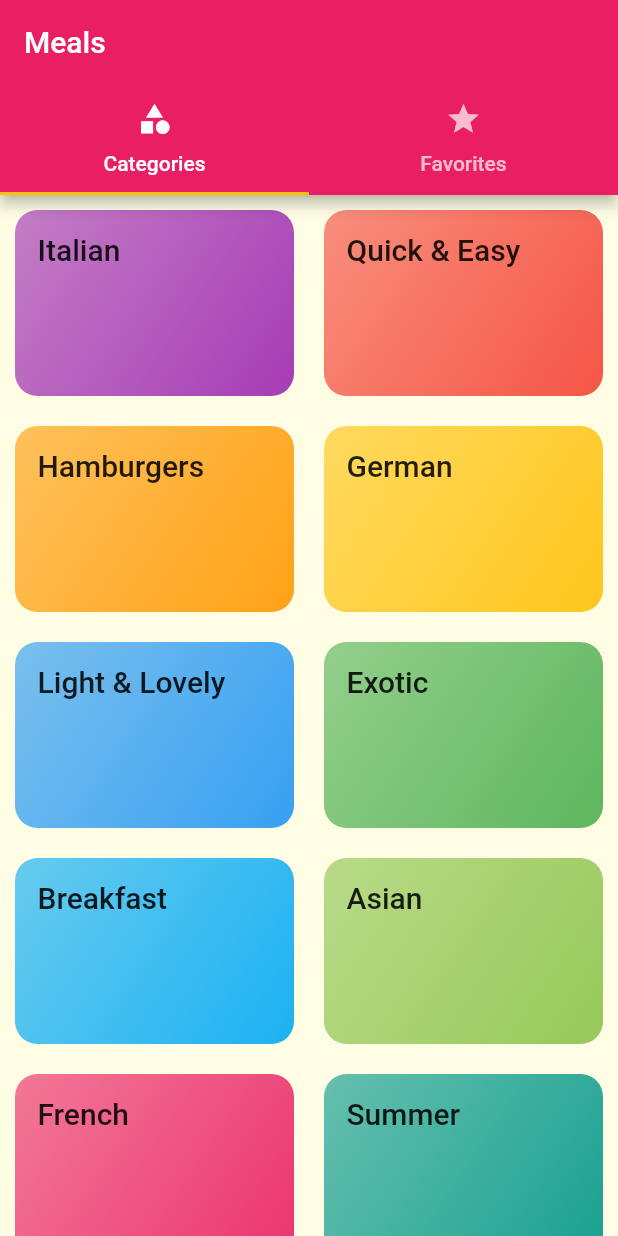
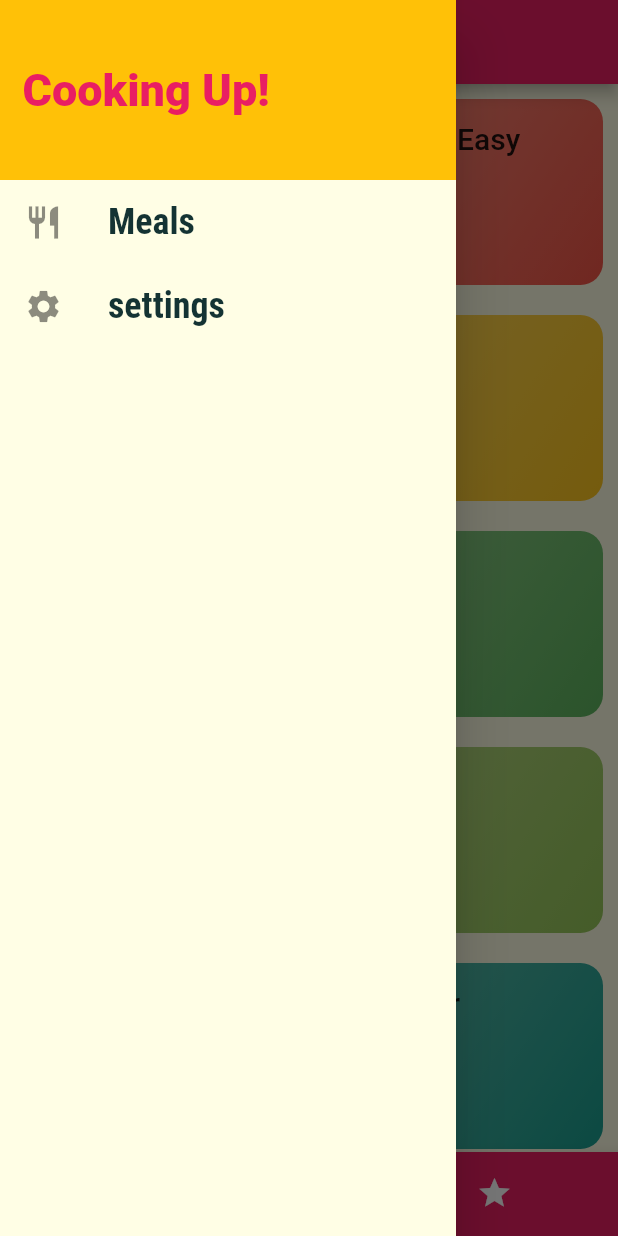
Before and after one commit to akashi4/MeallsApp, a Flutter app: the screen it shows after launch, with the side drawer open (before the commit the screen has no drawer), on a phone screen of 412 x 824 dp. Run offline on Flutter 3.47's test engine with Material 2 defaults, Android fonts, the phone set to English and light mode, and no system bars; Roboto replaces fonts that are missing (RobotoCondensed).

Commit message:
final form

```diff
--- a/lib/main.dart
+++ b/lib/main.dart
@@ -1,17 +1,74 @@
 import 'dart:ui';
 
 import 'package:flutter/material.dart';
-import 'package:mealsApp/pages/tabs_screens.dart';
+
+import './dummy-data.dart';
+import './pages/FiltersScreen.dart';
 import './pages/tabs_screens.dart';
 import './pages/categories_meals_screen.dart';
 import './pages/meal_screen.dart';
+import './models/meal.dart';
 
 void main() {
   runApp(MyApp());
 }
 
-class MyApp extends StatelessWidget {
+class MyApp extends StatefulWidget {
   // This widget is the root of your application.
+  @override
+  _MyAppState createState() => _MyAppState();
+}
+
+class _MyAppState extends State<MyApp> {
+  Map<String, bool> _filters = {
+    "gluteen": false,
+    "lactose": false,
+    "vegan": false,
+    "vegetarian": false,
+  };
+
+  List<Meal> availableMeals = DUMMY_MEALS;
+  List<Meal> favoriteMeals = [];
+
+  void _setfilters(Map<String, bool> filterData) {
+    _filters = filterData;
+
+    setState(() {
+      availableMeals = DUMMY_MEALS.where((meal) {
+        if (_filters['gluteen'] && !meal.isGlutenFree) {
+          return false;
+        }
+        if (_filters['lactose'] && !meal.isLactoseFree) {
+          return false;
+        }
+        if (_filters['vegan'] && !meal.isVegan) {
+          return false;
+        }
+        if (_filters['vegetarian'] && !meal.isVegetarian) {
+          return false;
+        }
+        return true;
+      }).toList();
+    });
+  }
+
+  void toggleFavorite(String mealId) {
+    final existingIndex = favoriteMeals.indexWhere((meal) => meal.id == mealId);
+    if (existingIndex >= 0) {
+      setState(() {
+        favoriteMeals.removeAt(existingIndex);
+      });
+    } else {
+      setState(() {
+        favoriteMeals.add(DUMMY_MEALS.firstWhere((meal) => meal.id == mealId));
+      });
+    }
+  }
+
+  bool isFavorite(String mealId) {
+    return favoriteMeals.any((meal) => meal.id == mealId);
+  }
+
   @override
   Widget build(BuildContext context) {
     return MaterialApp(
@@ -31,10 +88,12 @@ class MyApp extends StatelessWidget {
             ),
         visualDensity: VisualDensity.adaptivePlatformDensity,
       ),
-      home: TabsScreen(),
+      //home: TabsScreen(),
       routes: {
-        CategoryMealsScreen.route: (ctx) => CategoryMealsScreen(),
-        MealScreen.route: (ctx) => MealScreen(),
+        '/': (ctx) => TabsScreen(favoriteMeals),
+        CategoryMealsScreen.route: (ctx) => CategoryMealsScreen(availableMeals),
+        MealScreen.route: (ctx) => MealScreen(toggleFavorite, isFavorite),
+        FiltersScreen.routeName: (ctx) => FiltersScreen(_filters, _setfilters),
       }, // pages routes parameters
     );
   }
--- a/lib/pages/tabs_screens.dart
+++ b/lib/pages/tabs_screens.dart
@@ -1,35 +1,67 @@
 import 'package:flutter/material.dart';
+
+import '../widgets/main_Drawer.dart';
 import './categories_screens.dart';
 import './favorites.dart';
+import '../models/meal.dart';
 
 class TabsScreen extends StatefulWidget {
+  final List<Meal> favoritesMeals;
+
+  TabsScreen(this.favoritesMeals);
+
   @override
   _TabsScreenState createState() => _TabsScreenState();
 }
 
 class _TabsScreenState extends State<TabsScreen> {
+  List<Map<String, Object>> _pages;
+
+  @override
+  void initState() {
+    _pages = [
+      {"page": CategoryScreens(), "title": "Categories"},
+      {"page": Favorites(widget.favoritesMeals), "title": "Favorites"}
+    ];
+    super.initState();
+  }
+
+  int selectedIndex = 0;
+
+  void _selectPage(int index) {
+    setState(() {
+      selectedIndex = index;
+    });
+  }
+
   @override
   Widget build(BuildContext context) {
-    return DefaultTabController(
-      child: Scaffold(
-        appBar: AppBar(
-          title: Text("Meals"),
-          bottom: TabBar(
-            tabs: [
-              Tab(
-                text: "Categories",
-                icon: Icon(Icons.category),
-              ),
-              Tab(
-                text: "Favorites",
-                icon: Icon(Icons.star),
-              )
-            ],
-          ),
-        ),
-        body: TabBarView(children: [CategoryScreens(), Favorites()]),
+    return Scaffold(
+      appBar: AppBar(
+        title: Text(_pages[selectedIndex]["title"]),
       ),
-      length: 2,
+      drawer: Drawer(
+        child: MainDrawer(),
+      ),
+      body: _pages[selectedIndex]['page'],
+      bottomNavigationBar: BottomNavigationBar(
+        onTap: _selectPage,
+        backgroundColor: Theme.of(context).primaryColor,
+        type: BottomNavigationBarType.shifting,
+        selectedItemColor: Theme.of(context).accentColor,
+        //unselectedItemColor: Colors.black,
+        currentIndex: selectedIndex,
+        items: [
+          BottomNavigationBarItem(
+              backgroundColor: Theme.of(context).primaryColor,
+              icon: Icon(Icons.category),
+              label: "Categories"),
+          BottomNavigationBarItem(
+              backgroundColor: Theme.of(context).primaryColor,
+              icon: Icon(Icons.star),
+              label: "Favorites")
+        ],
+      ),
     );
   }
 }
--- /dev/null
+++ b/lib/widgets/main_Drawer.dart
@@ -0,0 +1,47 @@
+import 'package:flutter/material.dart';
+import '../pages/filtersScreen.dart';
+
+class MainDrawer extends StatelessWidget {
+  @override
+  Widget build(BuildContext context) {
+    Widget buildListTile(String title, IconData icon, Function tabHandler) {
+      return ListTile(
+        leading: Icon(
+          icon,
+          size: 26,
+        ),
+        title: Text(
+          title,
+          style: TextStyle(
+              fontFamily: 'RoboCondensed',
+              fontSize: 24,
+              fontWeight: FontWeight.bold),
+        ),
+        onTap: tabHandler,
+      );
+    }
+
+    return Column(
+      children: [
+        Container(
+          height: 120,
+          width: double.infinity,
+          padding: EdgeInsets.all(15),
+          alignment: Alignment.centerLeft,
+          color: Theme.of(context).accentColor,
+          child: Text("Cooking Up!",
+              style: TextStyle(
+                  fontWeight: FontWeight.w900,
+                  fontSize: 30,
+                  color: Theme.of(context).primaryColor)),
+        ),
+        buildListTile('Meals', Icons.restaurant, () {
+          Navigator.of(context).pushReplacementNamed('/');
+        }),
+        buildListTile('settings', Icons.settings, () {
+          Navigator.of(context).pushReplacementNamed(FiltersScreen.routeName);
+        })
+      ],
+    );
+  }
+}
```
Also changed, not shown: lib/pages/categories_meals_screen.dart (+30 -17 lines), lib/pages/favorites.dart (+27 -6 lines), lib/pages/filtersScreen.dart (added, +106 -0 lines), lib/pages/meal_screen.dart (+11 -1 lines), lib/widgets/meal_item.dart (+14 -11 lines).
